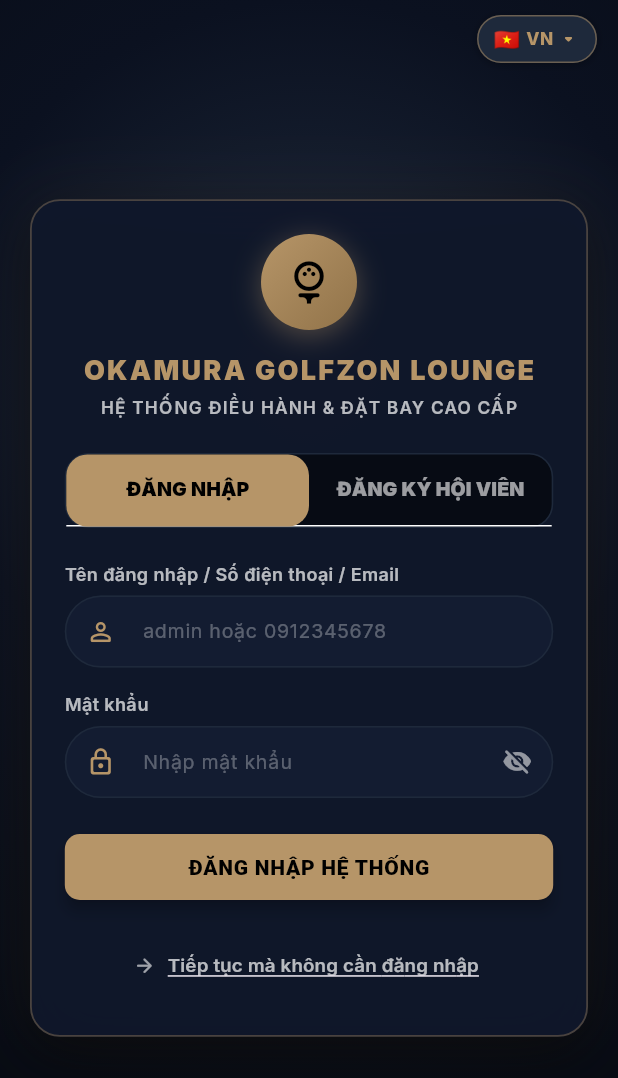
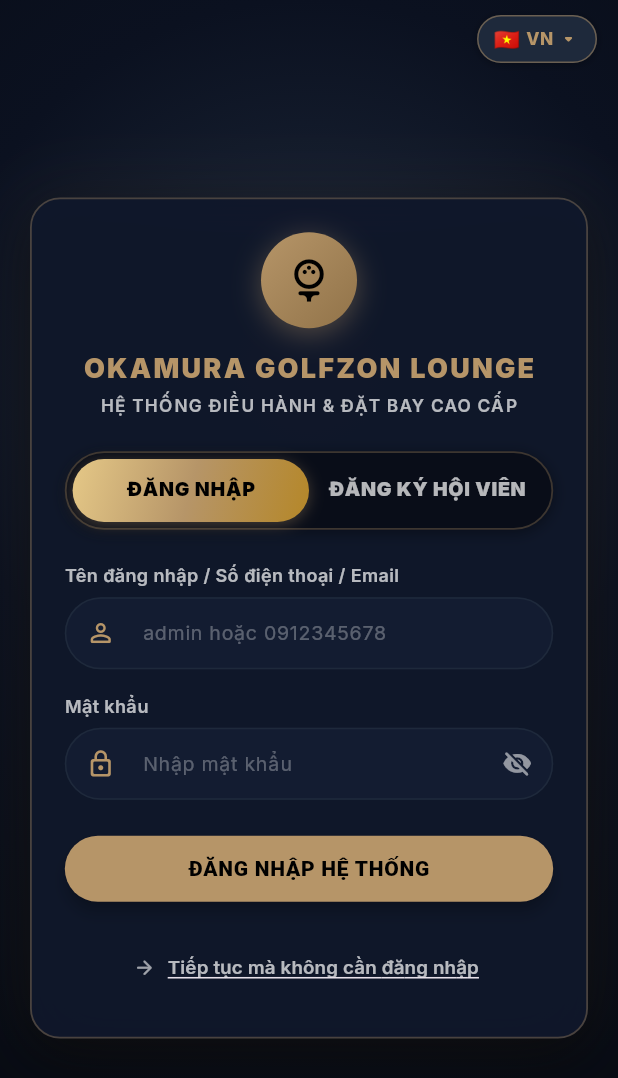
Before and after one commit to huuluc04nhl/GolfOkamura, a Flutter app: the screen it shows after launch, on a phone screen of 412 x 824 dp. Shown: the top 1078 px of the screen. Run offline on Flutter 3.47's test engine with Material 3 defaults, Android fonts, the phone set to English and light mode, and no system bars; our stand-ins replace go_router, google_fonts, shared_preferences.

Commit message:
fix(auth): fix route error from guest booking, remove ugly tab divider line, and upgrade luxury auth UI

```diff
--- a/lib/core/router/app_router.dart
+++ b/lib/core/router/app_router.dart
@@ -24,7 +24,16 @@
       // ==========================================
       GoRoute(
         path: '/login',
-        builder: (context, state) => const AuthScreen(),
+        builder: (context, state) => AuthScreen(
+          initialTab: state.uri.queryParameters['tab'],
+        ),
+      ),
+      GoRoute(
+        path: '/auth',
+        redirect: (context, state) {
+          final tab = state.uri.queryParameters['tab'];
+          return tab != null ? '/login?tab=$tab' : '/login';
+        },
       ),
       // ==========================================
       // NHÁNH 1: USER MOBILE (THEME OKAMURA GOLFZON)
--- a/lib/presentation/auth/screens/auth_screen.dart
+++ b/lib/presentation/auth/screens/auth_screen.dart
@@ -11,7 +11,8 @@
 /// - Admin -> Chuyển vào Giao diện Quản trị Web/Desktop (/admin/dashboard)
 /// - Khách hàng -> Chuyển vào Giao diện Mobile App (/home)
 class AuthScreen extends StatefulWidget {
-  const AuthScreen({super.key});
+  final String? initialTab;
+  const AuthScreen({super.key, this.initialTab});
 
   @override
   State<AuthScreen> createState() => _AuthScreenState();
@@ -42,7 +43,8 @@
   @override
   void initState() {
     super.initState();
-    _tabController = TabController(length: 2, vsync: this);
+    final initialIndex = widget.initialTab == 'register' ? 1 : 0;
+    _tabController = TabController(length: 2, vsync: this, initialIndex: initialIndex);
   }
 
   @override
@@ -336,38 +338,76 @@
 
   Widget _buildTabBar(bool isNarrow) {
     return Container(
+      padding: const EdgeInsets.all(4),
       decoration: BoxDecoration(
-        color: const Color(0xFF070B14),
-        borderRadius: BorderRadius.circular(16),
-        border: Border.all(color: const Color(0xFF1E293B)),
+        color: const Color(0xFF090D18),
+        borderRadius: BorderRadius.circular(28),
+        border: Border.all(
+          color: AppColors.primaryGold.withValues(alpha: 0.3),
+          width: 1.2,
+        ),
+        boxShadow: [
+          BoxShadow(
+            color: Colors.black.withValues(alpha: 0.4),
+            blurRadius: 8,
+            offset: const Offset(0, 2),
+          ),
+        ],
       ),
       child: TabBar(
         controller: _tabController,
         onTap: (index) => setState(() {}),
+        dividerColor: Colors.transparent,
+        dividerHeight: 0,
         indicator: BoxDecoration(
-          color: AppColors.primaryGold,
-          borderRadius: BorderRadius.circular(14),
+          gradient: const LinearGradient(
+            colors: [
+              Color(0xFFE5C887),
+              AppColors.primaryGold,
+              Color(0xFFB58728),
+            ],
+            begin: Alignment.topLeft,
+            end: Alignment.bottomRight,
+          ),
+          borderRadius: BorderRadius.circular(24),
+          boxShadow: [
+            BoxShadow(
+              color: AppColors.primaryGold.withValues(alpha: 0.35),
+              blurRadius: 8,
+              offset: const Offset(0, 2),
+            ),
+          ],
         ),
         indicatorSize: TabBarIndicatorSize.tab,
         labelColor: Colors.black,
-        unselectedLabelColor: Colors.white60,
-        labelPadding: const EdgeInsets.symmetric(horizontal: 6),
+        unselectedLabelColor: Colors.white70,
+        labelPadding: const EdgeInsets.symmetric(horizontal: 4),
         tabs: const [
           Tab(
+            height: 40,
             child: FittedBox(
               fit: BoxFit.scaleDown,
               child: Text(
                 'ĐĂNG NHẬP',
-                style: TextStyle(fontWeight: FontWeight.w900, fontSize: 13),
+                style: TextStyle(
+                  fontWeight: FontWeight.w900,
+                  fontSize: 13,
+                  letterSpacing: 0.5,
+                ),
               ),
             ),
           ),
           Tab(
+            height: 40,
             child: FittedBox(
               fit: BoxFit.scaleDown,
               child: Text(
                 'ĐĂNG KÝ HỘI VIÊN',
-                style: TextStyle(fontWeight: FontWeight.w900, fontSize: 13),
+                style: TextStyle(
+                  fontWeight: FontWeight.w900,
+                  fontSize: 13,
+                  letterSpacing: 0.5,
+                ),
               ),
             ),
           ),
@@ -428,7 +468,7 @@
               backgroundColor: AppColors.primaryGold,
               foregroundColor: Colors.black,
               padding: const EdgeInsets.symmetric(vertical: 14),
-              shape: RoundedRectangleBorder(borderRadius: BorderRadius.circular(10)),
+              shape: RoundedRectangleBorder(borderRadius: BorderRadius.circular(24)),
               elevation: 4,
             ),
             child: _isLoggingIn
@@ -590,7 +630,7 @@
               backgroundColor: const Color(0xFF10B981),
               foregroundColor: Colors.white,
               padding: const EdgeInsets.symmetric(vertical: 14),
-              shape: RoundedRectangleBorder(borderRadius: BorderRadius.circular(10)),
+              shape: RoundedRectangleBorder(borderRadius: BorderRadius.circular(24)),
               elevation: 4,
             ),
             child: _isRegistering
--- a/lib/presentation/user/screens/user_booking_screen.dart
+++ b/lib/presentation/user/screens/user_booking_screen.dart
@@ -1702,7 +1702,7 @@
                       runSpacing: 6,
                       children: [
                         InkWell(
-                          onTap: () => context.push('/auth'),
+                          onTap: () => context.push('/login?tab=register'),
                           borderRadius: BorderRadius.circular(6),
                           child: Row(
                             mainAxisSize: MainAxisSize.min,
@@ -1721,7 +1721,7 @@
                           ),
                         ),
                         InkWell(
-                          onTap: () => context.push('/auth'),
+                          onTap: () => context.push('/login?tab=login'),
                           borderRadius: BorderRadius.circular(6),
                           child: Row(
                             mainAxisSize: MainAxisSize.min,
```
